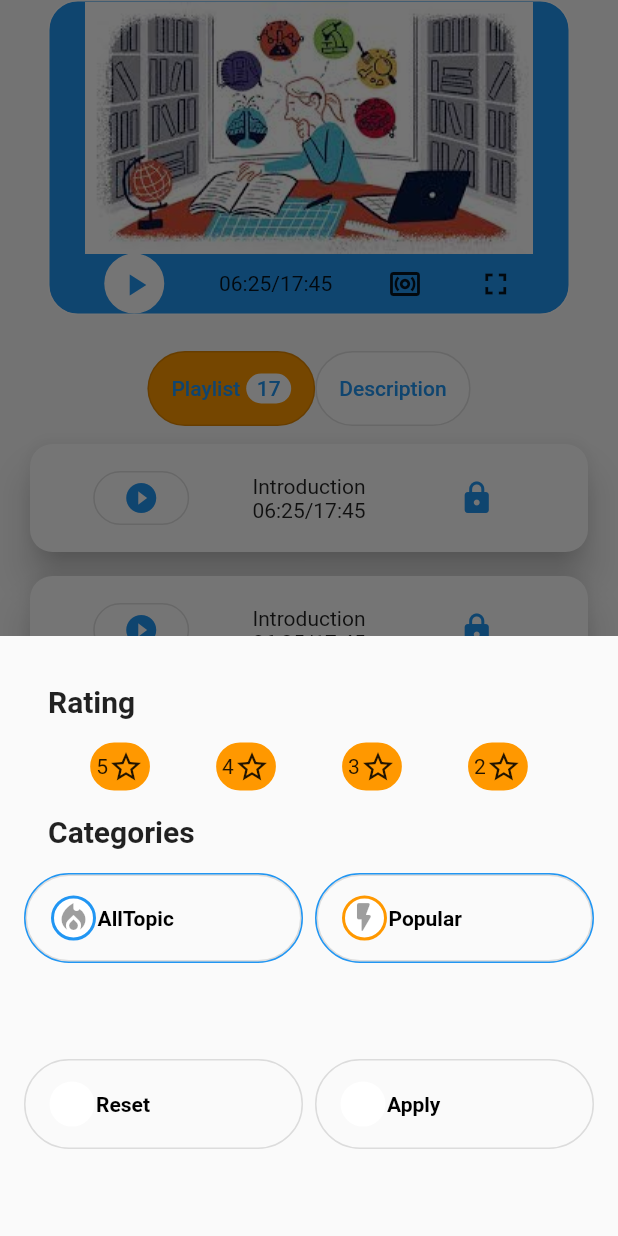
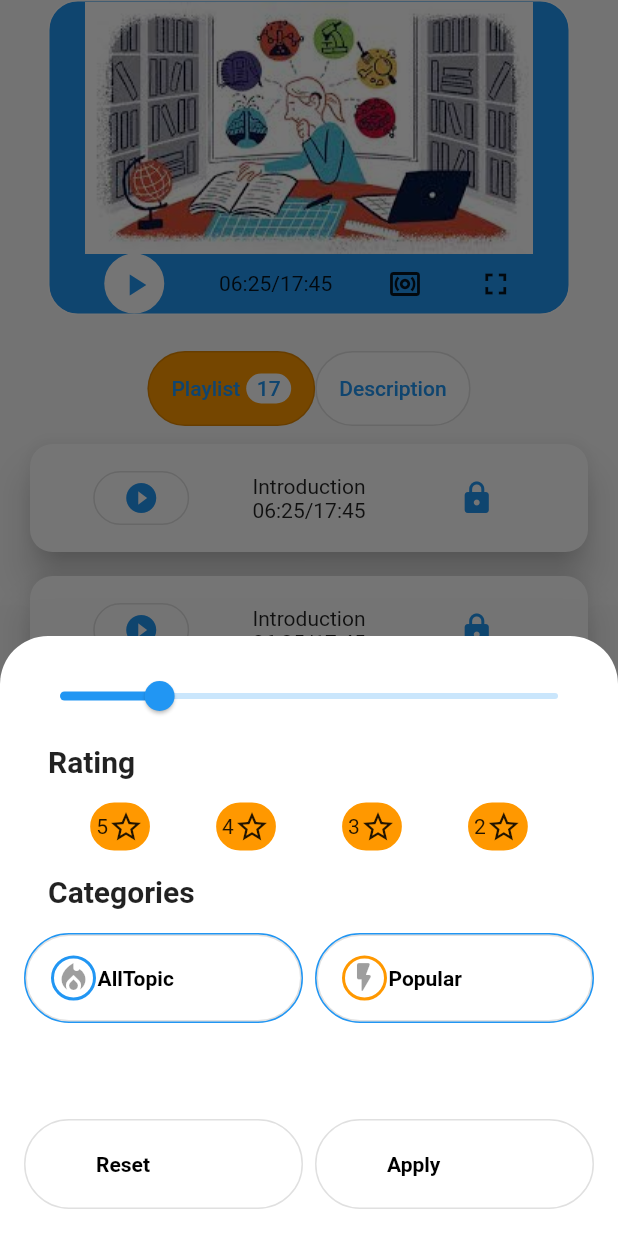
Before and after one commit to nurlan1998/task_ui, a Flutter app: the TwoPageWidget screen opened directly, after a tap on "Buy now", on a phone screen of 412 x 824 dp. Run offline on Flutter 3.47's test engine with Material 2 defaults, Android fonts, the phone set to English and light mode, and no system bars; our stand-ins replace bottom_navy_bar, carousel_slider, fancy_bottom_navigation.

Commit message:
добавлено seekbar и поправил дизайн bottomSheet

```diff
--- a/lib/widget/bottom_sheet_widget/bottom_sheet_widget.dart
+++ b/lib/widget/bottom_sheet_widget/bottom_sheet_widget.dart
@@ -3,19 +3,40 @@ import 'package:flutter/material.dart';
 import 'package:task_ui/widget/main_widget/styled_button.dart';
 import 'btn_round_star_widget.dart';
 
-class BottomSheetWidget extends StatelessWidget {
+class BottomSheetWidget extends StatefulWidget {
   const BottomSheetWidget({Key? key}) : super(key: key);
+
+  @override
+  _BottomSheetState createState() => _BottomSheetState();
+}
+
+class _BottomSheetState extends State<BottomSheetWidget> {
+  double _sliderValue = 20;
 
   @override
   Widget build(BuildContext context) {
     return Container(
       padding: const EdgeInsets.all(16.0),
       height: 400,
+      child: SingleChildScrollView(
         child: Column(
           children: <Widget>[
             // Text("Price"),
             Container(
-            margin: const EdgeInsets.only(left: 16.0, top: 16.0, bottom: 16.0),
+              child: Slider(
+                value: _sliderValue,
+                min: 0,
+                max: 100,
+                label: _sliderValue.round().toString(),
+                onChanged: (value) {
+                  setState(() {
+                    _sliderValue = value;
+                  });
+                },
+              ),
+            ),
+            Container(
+              margin: const EdgeInsets.only(left: 16.0, top: 8.0, bottom: 16.0),
               alignment: Alignment.topLeft,
               child: const Text(
                 "Rating",
@@ -106,6 +127,7 @@ class BottomSheetWidget extends StatelessWidget {
             ),
           ],
         ),
+      ),
     );
   }
 }
--- a/lib/widget/detail_widget/btn_price_widget.dart
+++ b/lib/widget/detail_widget/btn_price_widget.dart
@@ -3,14 +3,14 @@ import 'package:flutter/material.dart';
 import 'package:task_ui/widget/bottom_sheet_widget/bottom_sheet_widget.dart';
 
 //кнопки внизу скролла второй страницы
-class BtnPriceWidget extends StatefulWidget{
+class BtnPriceWidget extends StatefulWidget {
   const BtnPriceWidget({Key? key}) : super(key: key);
 
   @override
   _BtnPriceState createState() => _BtnPriceState();
 }
-class _BtnPriceState extends State<BtnPriceWidget>{
 
+class _BtnPriceState extends State<BtnPriceWidget> {
   @override
   Widget build(BuildContext context) {
     return SizedBox(
@@ -26,11 +26,7 @@ class _BtnPriceState extends State<BtnPriceWidget>{
                 decoration: BoxDecoration(
                     borderRadius: BorderRadius.circular(100),
                     color: Colors.orangeAccent,
-                        border: Border.all(
-                            color: Colors.orange,
-                            width: 2
-                        )
-                    ),
+                    border: Border.all(color: Colors.orange, width: 2)),
                 child: Row(
                   mainAxisAlignment: MainAxisAlignment.center,
                   children: const <Widget>[
@@ -38,8 +34,7 @@ class _BtnPriceState extends State<BtnPriceWidget>{
                     Text("32.52")
                   ],
                 ),
-                  )
-              ),
+              )),
               Expanded(
                   flex: 2,
                   child: Container(
@@ -47,32 +42,31 @@ class _BtnPriceState extends State<BtnPriceWidget>{
                     decoration: BoxDecoration(
                         borderRadius: BorderRadius.circular(100),
                         color: Colors.blue,
-                        border: Border.all(
-                            color: Colors.blue,
-                            width: 2
-                        )
+                        border: Border.all(color: Colors.blue, width: 2)),
+                    child: TextButton(
+                      onPressed: () {
+                        showModalBottomSheet(
+                            elevation: 128,
+                            shape: const RoundedRectangleBorder(
+                              borderRadius: BorderRadius.only(
+                                  topRight: Radius.circular(32.0),
+                                  topLeft: Radius.circular(32.0)),
                             ),
-                    child: TextButton(
-                      onPressed: (){
-                        showModalBottomSheet(
+                            backgroundColor: Colors.white,
                             context: context,
                             builder: (context) {
                               return const BottomSheetWidget();
                             });
-                        setState(() {
-
-                        });
+                        setState(() {});
                       },
                       child: const Text(
                         "Buy now",
                         style: TextStyle(color: Colors.white),
                       ),
                     ),
-                  )
-              )
+                  ))
             ],
           ),
-        )
-    );
+        ));
   }
 }
```
Lines whose indentation alone changed are shown as unchanged.
